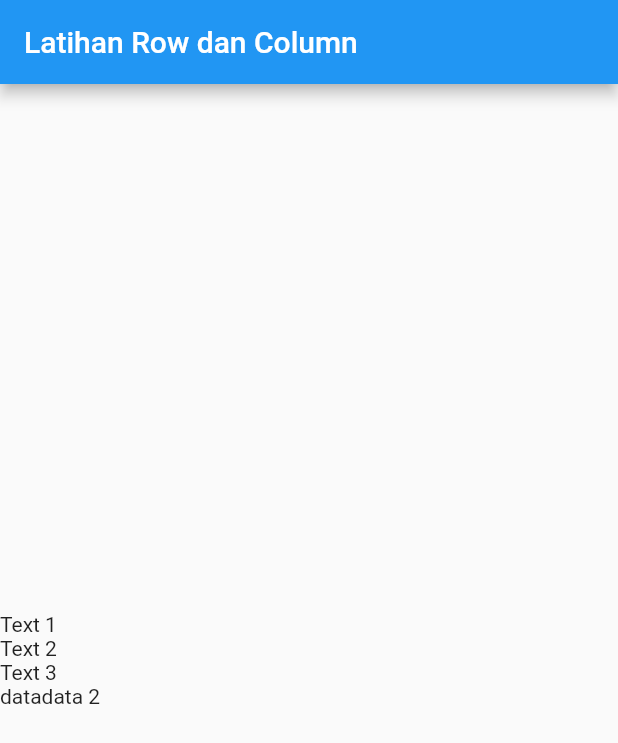
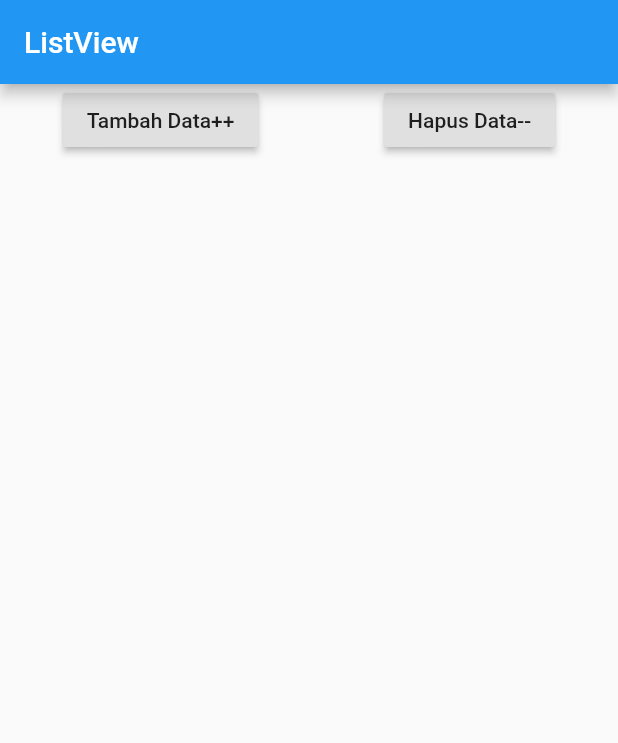
Before and after one commit to fullpagedeveloper/flutter-learning, a Flutter app: the screen it shows after launch, on a phone screen of 412 x 824 dp. Shown: the top 743 px of the screen. Run offline on Flutter 3.47's test engine with Material 2 defaults, Android fonts, the light colour scheme and no system bars.

Commit message:
learning listview

```diff
--- a/lib/main.dart
+++ b/lib/main.dart
@@ -2,24 +2,51 @@ import 'package:flutter/material.dart';
 
 void main() => runApp(MyApp());
 
-class MyApp extends StatelessWidget {
+class MyApp extends StatefulWidget {
+  @override
+  _MyAppState createState() => _MyAppState();
+}
+
+class _MyAppState extends State<MyApp> {
+  List<Widget> list = [];
+  int counter = 1;
+
   @override
   Widget build(BuildContext context) {
     return MaterialApp(
       home: Scaffold(
         appBar: AppBar(
-          title: Text("Latihan Row dan Column"),
+          title: Text("ListView"),
         ),
-        body: Column(
-          mainAxisAlignment: MainAxisAlignment.center, // column
-          crossAxisAlignment: CrossAxisAlignment.start, //row
+        body: ListView(
           children: <Widget>[
-            Text("Text 1"),
-            Text("Text 2"),
-            Text("Text 3"),
             Row(
-              children: <Widget>[Text('data'), Text('data 2')],
-            )
+              mainAxisAlignment: MainAxisAlignment.spaceAround,
+              children: <Widget>[
+                RaisedButton(
+                  child: Text("Tambah Data++"),
+                  onPressed: () {
+                    setState(() {
+                      list.add(Text("Data ke- ${counter.toString()}"));
+                      counter++;
+                    });
+                  },
+                ),
+                RaisedButton(
+                  child: Text("Hapus Data--"),
+                  onPressed: () {
+                    setState(() {
+                      list.removeLast();
+                      counter--;
+                    });
+                  },
+                )
+              ],
+            ),
+            Column(
+              crossAxisAlignment: CrossAxisAlignment.start,
+              children: list,
+            ),
           ],
         ),
       ),
```
Also changed, not shown: pubspec.lock, 1 other file.
